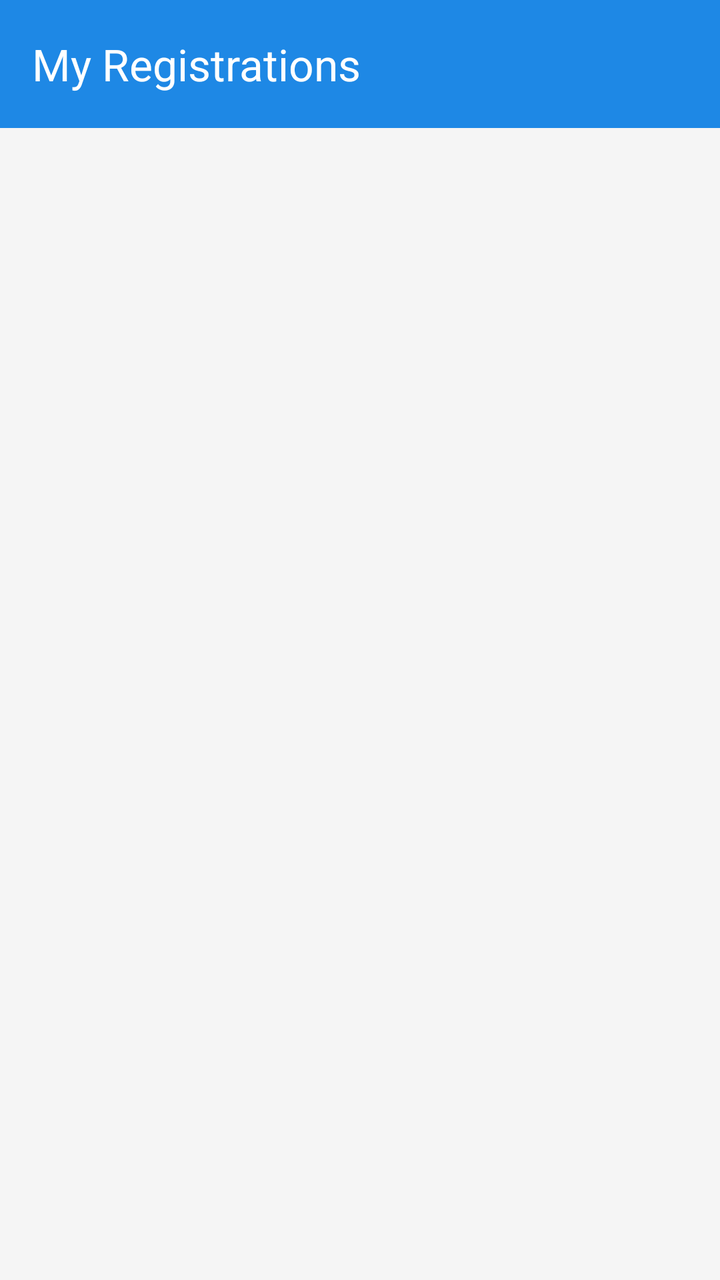
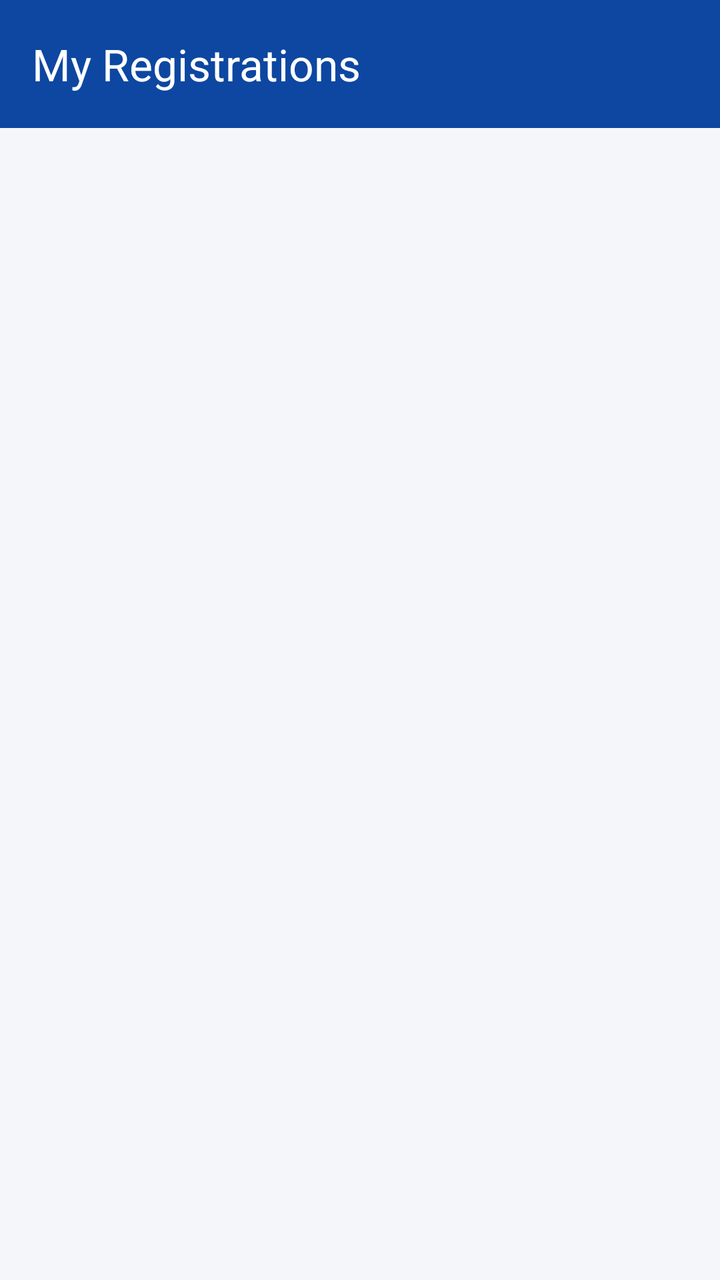

Two renders of the same Android screen: before a commit and after it. Below are the layout's source before the change and the commit's diff.
<!-- AndroidManifest.xml: application theme Theme.SPORTSHUB -->
<!-- res/layout/activity_player_registrations.xml -->
<?xml version="1.0" encoding="utf-8"?>
<androidx.constraintlayout.widget.ConstraintLayout xmlns:android="http://schemas.android.com/apk/res/android"
    xmlns:app="http://schemas.android.com/apk/res-auto"
    android:layout_width="match_parent"
    android:layout_height="match_parent"
    android:background="@color/background">

    <androidx.appcompat.widget.Toolbar
        android:id="@+id/toolbarMyRegistrations"
        android:layout_width="match_parent"
        android:layout_height="?attr/actionBarSize"
        android:background="@color/primary"
        android:theme="@style/ThemeOverlay.AppCompat.Dark.ActionBar"
        app:popupTheme="@style/ThemeOverlay.AppCompat.Light"
        app:title="My Registrations"
        app:titleTextColor="@color/white"
        app:layout_constraintTop_toTopOf="parent" />

    <TextView
        android:id="@+id/tvRegEmptyState"
        android:layout_width="wrap_content"
        android:layout_height="wrap_content"
        android:text="@string/no_registrations"
        android:textColor="@color/text_secondary"
        android:textSize="16sp"
        android:visibility="gone"
        android:gravity="center"
        android:padding="16dp"
        app:layout_constraintBottom_toBottomOf="parent"
        app:layout_constraintEnd_toEndOf="parent"
        app:layout_constraintStart_toStartOf="parent"
        app:layout_constraintTop_toBottomOf="@id/toolbarMyRegistrations" />

    <ListView
        android:id="@+id/lvMyRegistrations"
        android:layout_width="0dp"
        android:layout_height="0dp"
        android:divider="@android:color/transparent"
        android:dividerHeight="0dp"
        app:layout_constraintBottom_toBottomOf="parent"
        app:layout_constraintEnd_toEndOf="parent"
        app:layout_constraintStart_toStartOf="parent"
        app:layout_constraintTop_toBottomOf="@id/toolbarMyRegistrations" />

</androidx.constraintlayout.widget.ConstraintLayout>
<!-- resources referenced by this layout -->
<resources>
  <color name="background">#F5F5F5</color>
  <color name="primary">#1E88E5</color>
  <color name="text_secondary">#757575</color>
  <color name="white">#FFFFFFFF</color>
  <string name="no_registrations">You haven\'t registered for any tournaments yet. Browse tournaments to register.</string>
  <style name="Theme.SPORTSHUB" parent="Base.Theme.SPORTSHUB" />
  <style name="Base.Theme.SPORTSHUB" parent="Theme.Material3.DayNight.NoActionBar">
          
          
      </style>
</resources>

<!-- the commit's change to res/layout/activity_player_registrations.xml (unified diff, before → after) -->
@@ -3,17 +3,17 @@
     xmlns:app="http://schemas.android.com/apk/res-auto"
     android:layout_width="match_parent"
     android:layout_height="match_parent"
-    android:background="@color/background">
+    android:background="?android:attr/colorBackground">
 
     <androidx.appcompat.widget.Toolbar
         android:id="@+id/toolbarMyRegistrations"
         android:layout_width="match_parent"
         android:layout_height="?attr/actionBarSize"
-        android:background="@color/primary"
+        android:background="?attr/colorPrimary"
         android:theme="@style/ThemeOverlay.AppCompat.Dark.ActionBar"
         app:popupTheme="@style/ThemeOverlay.AppCompat.Light"
         app:title="My Registrations"
-        app:titleTextColor="@color/white"
+        app:titleTextColor="?attr/colorOnPrimary"
         app:layout_constraintTop_toTopOf="parent" />
 
     <TextView
@@ -21,11 +21,13 @@
         android:layout_width="wrap_content"
         android:layout_height="wrap_content"
         android:text="@string/no_registrations"
-        android:textColor="@color/text_secondary"
-        android:textSize="16sp"
+        android:textColor="?android:attr/textColorSecondary"
+        android:textAppearance="?attr/textAppearanceBodyLarge"
+        android:gravity="center"
+        android:drawableTop="@drawable/ic_dash_registration"
+        app:drawableTint="?attr/colorSecondary"
+        android:drawablePadding="8dp"
         android:visibility="gone"
-        android:gravity="center"
-        android:padding="16dp"
         app:layout_constraintBottom_toBottomOf="parent"
         app:layout_constraintEnd_toEndOf="parent"
         app:layout_constraintStart_toStartOf="parent"
@@ -37,6 +39,8 @@
         android:layout_height="0dp"
         android:divider="@android:color/transparent"
         android:dividerHeight="0dp"
+        android:paddingTop="8dp"
+        android:clipToPadding="false"
         app:layout_constraintBottom_toBottomOf="parent"
         app:layout_constraintEnd_toEndOf="parent"
         app:layout_constraintStart_toStartOf="parent"
<!-- resource entries referenced after the edit -->
@@ -1,14 +1,32 @@
 <!-- resources referenced by this layout -->
 <resources>
-  <color name="background">#F5F5F5</color>
-  <color name="primary">#1E88E5</color>
-  <color name="text_secondary">#757575</color>
-  <color name="white">#FFFFFFFF</color>
+  <!-- drawable ic_dash_registration (drawable) -->
+  <vector xmlns:android="http://schemas.android.com/apk/res/android"
+      android:width="24dp"
+      android:height="24dp"
+      android:viewportWidth="24"
+      android:viewportHeight="24">
+      <path
+          android:fillColor="#FFFFFFFF"
+          android:pathData="M4,10.5c-0.83,0 -1.5,0.67 -1.5,1.5s0.67,1.5 1.5,1.5s1.5,-0.67 1.5,-1.5S4.83,10.5 4,10.5zM4,3.5c-0.83,0 -1.5,0.67 -1.5,1.5s0.67,1.5 1.5,1.5s1.5,-0.67 1.5,-1.5S4.83,3.5 4,3.5zM4,17.5c-0.83,0 -1.5,0.67 -1.5,1.5s0.67,1.5 1.5,1.5s1.5,-0.67 1.5,-1.5S4.83,17.5 4,17.5zM8,13h14v-2H8V13zM8,20h14v-2H8V20zM8,6v2h14V6H8z" />
+  </vector>
+  <color name="background">#F5F6FA</color>
+  <color name="surface">#FFFFFF</color>
+  <color name="primary">#0D47A1</color>
+  <color name="text_on_primary">#FFFFFF</color>
+  <color name="primary_dark">#002171</color>
+  <color name="secondary">#FF8F00</color>
+  <color name="error">#B00020</color>
   <string name="no_registrations">You haven\'t registered for any tournaments yet. Browse tournaments to register.</string>
   <style name="Theme.SPORTSHUB" parent="Base.Theme.SPORTSHUB" />
   <style name="Base.Theme.SPORTSHUB" parent="Theme.Material3.DayNight.NoActionBar">
-          
-          
+          <item name="colorPrimary">@color/primary</item>
+          <item name="colorOnPrimary">@color/text_on_primary</item>
+          <item name="colorPrimaryDark">@color/primary_dark</item>
+          <item name="colorSecondary">@color/secondary</item>
+          <item name="colorError">@color/error</item>
+          <item name="android:colorBackground">@color/background</item>
+          <item name="colorSurface">@color/surface</item>
       </style>
 </resources>
 
